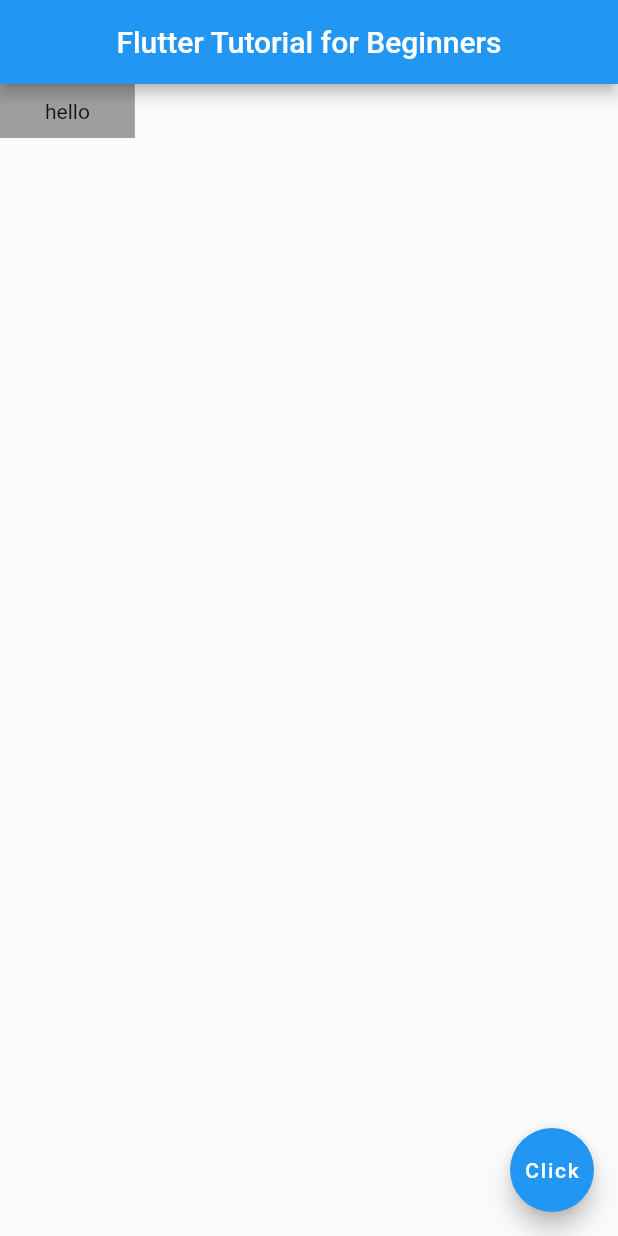
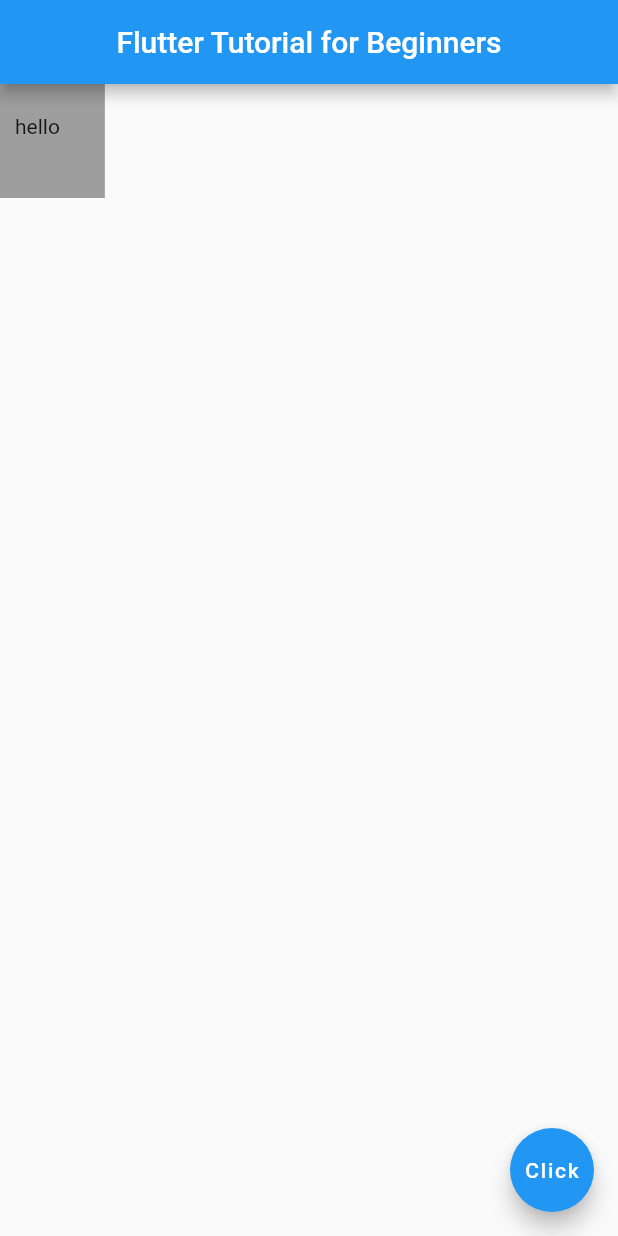
Before and after one commit to ChrisWongAtCUHK/flutter_tutorial_for_beginners, a Flutter app: the screen it shows after launch, on a phone screen of 412 x 824 dp. Run offline on Flutter 3.47's test engine with Material 2 defaults, Android fonts, the phone set to English and light mode, and no system bars.

Commit message:
Flutter Tutorial for Beginners #10 - Containers & Padding

```diff
--- a/lib/main.dart
+++ b/lib/main.dart
@@ -15,7 +15,7 @@ class Home extends StatelessWidget {
         centerTitle: true,
       ),
       body: Container(
-        padding: const EdgeInsets.symmetric(horizontal: 30.0, vertical: 10.0),
+        padding: const EdgeInsets.fromLTRB(10.0, 20.0, 30.0, 40.0),
         color: Colors.grey,
         child: const Text('hello'),
       ),
```
